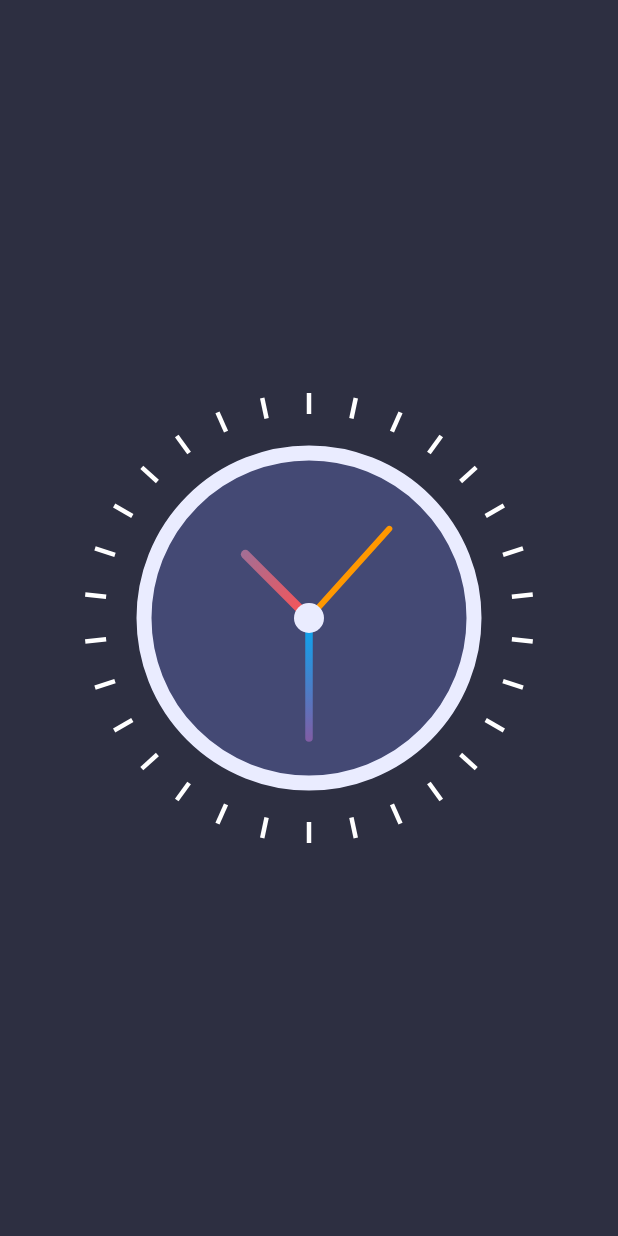
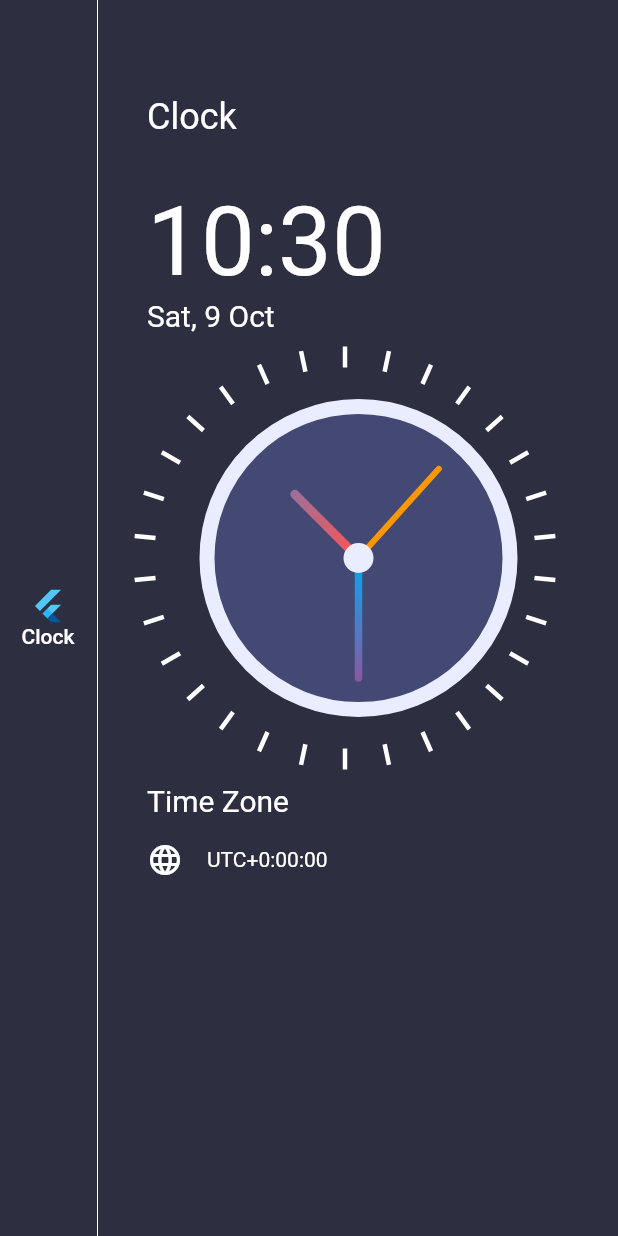
Before and after one commit to ponnow/clockapp, a Flutter app: the screen it shows after launch, on a phone screen of 412 x 824 dp. Run offline on Flutter 3.47's test engine with Material 2 defaults, Android fonts, the light colour scheme and no system bars.

Commit message:
Clock Application

```diff
--- a/lib/clock_view.dart
+++ b/lib/clock_view.dart
@@ -111,6 +111,7 @@ class ClockPainter extends CustomPainter {
       var x2 = centerX + innerCircleRadius * cos(i * pi / 180);
       var y2 = centerX + innerCircleRadius * sin(i * pi / 180);
 
+      //canvas.drawCircle(Offset(x1, y1), 5, dashBrush);
       canvas.drawLine(Offset(x1, y1), Offset(x2, y2), dashBrush);
     }
   }
--- a/lib/home.dart
+++ b/lib/home.dart
@@ -1,5 +1,6 @@
 import 'package:clockapp/clock_view.dart';
 import 'package:flutter/material.dart';
+import 'package:intl/intl.dart';
 
 class HomePage extends StatefulWidget {
   const HomePage({Key? key}) : super(key: key);
@@ -11,11 +12,84 @@ class HomePage extends StatefulWidget {
 class _HomePageState extends State<HomePage> {
   @override
   Widget build(BuildContext context) {
+    var now = DateTime.now();
+    var formattedTime = DateFormat('HH:mm').format(now);
+    var formattedDate = DateFormat('EEE, d MMM').format(now);
+    var timezoneString = now.timeZoneOffset.toString().split('.').first;
+    var offsetSign = '';
+    if (!timezoneString.startsWith('-')) offsetSign = '+';
+    //print(timezoneString);
+
     return Scaffold(
-      body: Container(
-        alignment: Alignment.center,
-        color: const Color(0xFF2D2F41),
-        child: const ClockView(),
+      backgroundColor: const Color(0xFF2D2F41),
+      body: Row(
+        children: <Widget>[
+          Column(
+            mainAxisAlignment: MainAxisAlignment.center,
+            children: <Widget>[
+              TextButton(
+                onPressed: () {},
+                child: Column(
+                  children: const <Widget>[
+                    FlutterLogo(),
+                    Text(
+                      'Clock',
+                      style: TextStyle(color: Colors.white, fontSize: 14),
+                    )
+                  ],
+                ),
+              )
+            ],
+          ),
+          const VerticalDivider(
+            color: Colors.white,
+            width: 2,
+          ),
+          Expanded(
+            child: Container(
+              padding: const EdgeInsets.symmetric(horizontal: 32, vertical: 64),
+              alignment: Alignment.center,
+              child: Column(
+                crossAxisAlignment: CrossAxisAlignment.start,
+                children: <Widget>[
+                  const Text(
+                    'Clock',
+                    style: TextStyle(color: Colors.white, fontSize: 24),
+                  ),
+                  const SizedBox(height: 32),
+                  Text(
+                    formattedTime,
+                    style: const TextStyle(color: Colors.white, fontSize: 64),
+                  ),
+                  Text(
+                    formattedDate,
+                    style: const TextStyle(color: Colors.white, fontSize: 20),
+                  ),
+                  const ClockView(),
+                  const Text(
+                    'Time Zone',
+                    style: TextStyle(color: Colors.white, fontSize: 20),
+                  ),
+                  const SizedBox(height: 16),
+                  Row(
+                    children: <Widget>[
+                      const Icon(
+                        Icons.language,
+                        color: Colors.white,
+                      ),
+                      const SizedBox(width: 16),
+                      Text(
+                        'UTC' + offsetSign + timezoneString,
+                        style:
+                            const TextStyle(color: Colors.white, fontSize: 14),
+                      ),
+                    ],
+                  ),
+                ],
+              ),
+            ),
+          ),
+        ],
       ),
     );
   }
--- a/pubspec.yaml
+++ b/pubspec.yaml
@@ -27,6 +27,7 @@ environment:
 # the latest version available on pub.dev. To see which dependencies have newer
 # versions available, run `flutter pub outdated`.
 dependencies:
+  intl: ^0.17.0
   flutter:
     sdk: flutter
 
```
Also changed, not shown: pubspec.lock.
